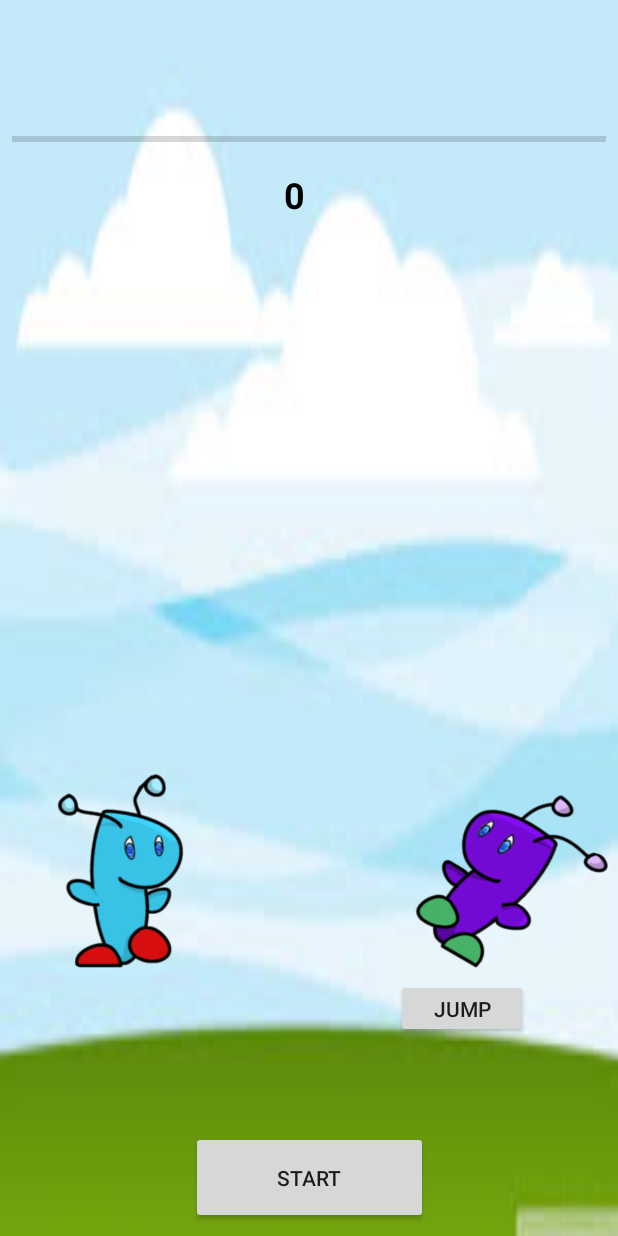
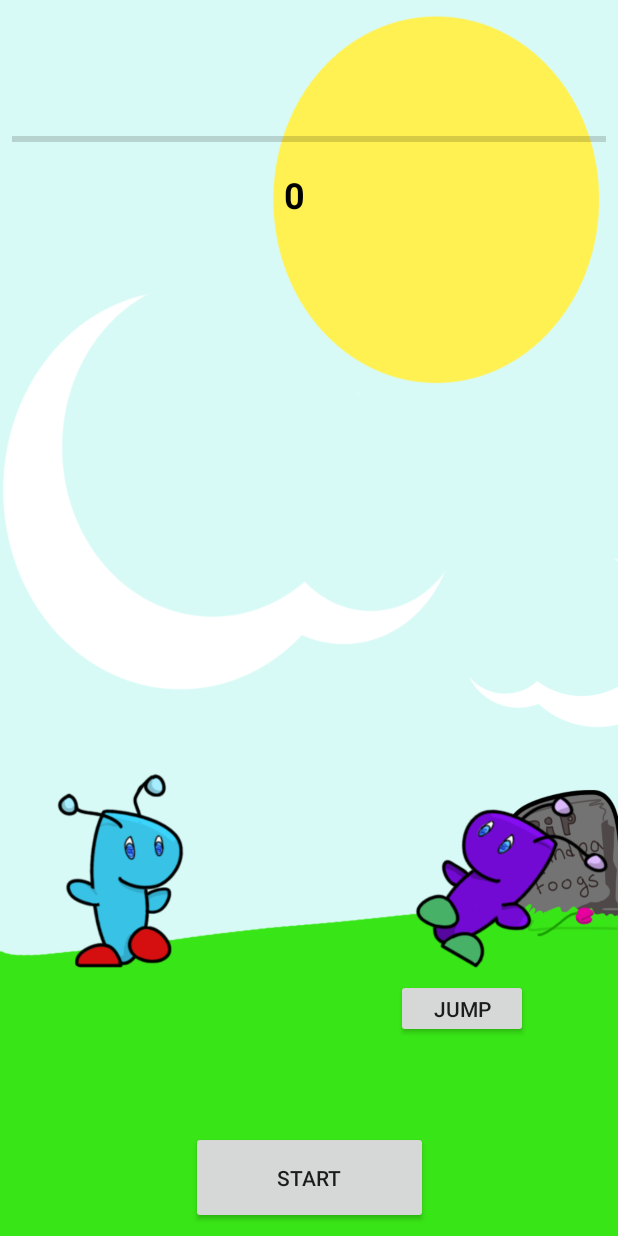
Before and after one commit to DevonTrammell/Foogles, an Android app: the foogle_hop screen opened directly, with no data from a screen before it, on a phone screen of 412 x 824 dp. Run offline under Robolectric (Android 15) with nearby library versions, the phone set to English and light mode, and no system bars.

Commit message:
More art assets for hop, and a general play button. Still looking to refactor unnecessary code/placeholder images.

```diff
--- a/Foogles/app/src/main/res/layout/activity_foogle_hop.xml
+++ b/Foogles/app/src/main/res/layout/activity_foogle_hop.xml
@@ -4,18 +4,9 @@
     xmlns:tools="http://schemas.android.com/tools"
     android:layout_width="match_parent"
     android:layout_height="match_parent"
+    android:background="@drawable/hopscreen"
     tools:context="fooglesinc.foogles.foogle_hop">
 
-    <ImageView
-        android:id="@+id/imageView5"
-        android:layout_width="0dp"
-        android:layout_height="0dp"
-        android:scaleType="fitXY"
-        app:layout_constraintBottom_toBottomOf="parent"
-        app:layout_constraintEnd_toEndOf="parent"
-        app:layout_constraintStart_toStartOf="parent"
-        app:layout_constraintTop_toTopOf="parent"
-        app:srcCompat="@drawable/grass" />
 
     <ProgressBar
         android:id="@+id/progressBar3"
@@ -118,6 +109,8 @@
         app:layout_constraintStart_toStartOf="parent"
         app:layout_constraintTop_toTopOf="parent"
         app:layout_constraintVertical_bias="0.76"
-        app:srcCompat="@drawable/purple_walk3" />
+        app:srcCompat="@drawable/purple_walk3"
+        android:layout_marginRight="8dp"
+        android:layout_marginLeft="204dp" />
 
 </android.support.constraint.ConstraintLayout>
```
Also changed, not shown: Foogles/app/src/main/res/drawable/grandpa_foogs.png (added), Foogles/app/src/main/res/drawable/hopscreen.png (added), Foogles/app/src/main/res/drawable/play_button.png (added).
